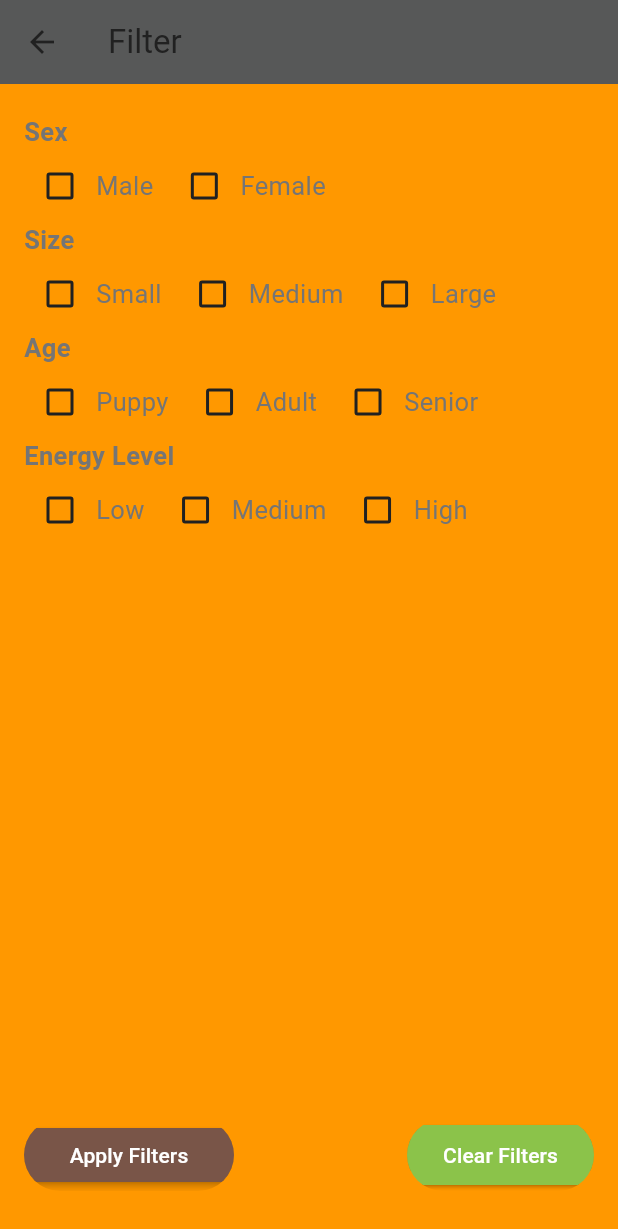
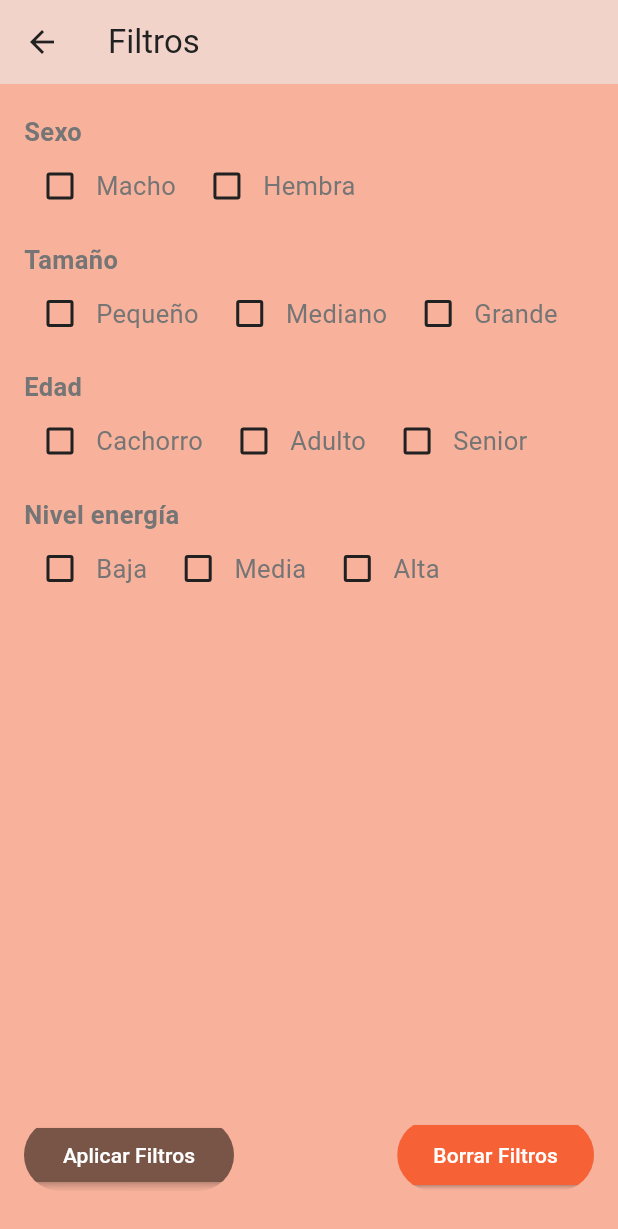
Before and after one commit to nereagorostidi/DogHero, a Flutter app: the FilterScreen screen opened directly with empty values, on a phone screen of 412 x 824 dp. Shown: the top 1229 px of the screen. Run offline on Flutter 3.47's test engine with Material 3 defaults, Android fonts, the phone set to English and light mode, and no system bars; our stand-ins replace cloud_firestore, curved_navigation_bar, firebase_auth, firebase_core, flutter_custom_clippers, font_awesome_flutter and 3 more; missing offline and left inert: mailer; accounts and stored records are empty.

```diff
--- a/lib/UI/filter_screen.dart
+++ b/lib/UI/filter_screen.dart
@@ -57,10 +57,22 @@ class _FilterScreenState extends State<FilterScreen> {
         child: Column(
           crossAxisAlignment: CrossAxisAlignment.start,
           children: [
-            _buildFilterRow("Sex", ['Male', 'Female'], _selectedSex),
-            _buildFilterRow("Size", ['Small', 'Medium', 'Large'], _selectedSize),
-            _buildFilterRow("Age", ['Puppy', 'Adult', 'Senior'], _selectedAge),
-            _buildFilterRow("Energy Level", ['Low', 'Medium', 'High'], _selectedEnergyLevel),
+            _buildFilterRow("Sexo", ['Macho', 'Hembra'], _selectedSex),
+            const SizedBox(
+              height: 13.0,
+            ),
+            _buildFilterRow(
+                "Tamaño", ['Pequeño', 'Mediano', 'Grande'], _selectedSize),
+            const SizedBox(
+              height: 13.0,
+            ),
+            _buildFilterRow(
+                "Edad", ['Cachorro', 'Adulto', 'Senior'], _selectedAge),
+            const SizedBox(
+              height: 13.0,
+            ),
+            _buildFilterRow("Nivel energía", ['Baja', 'Media', 'Alta'],
+                _selectedEnergyLevel),
             const Spacer(),
             Row(
               mainAxisAlignment: MainAxisAlignment.spaceBetween,
@@ -72,7 +84,7 @@ class _FilterScreenState extends State<FilterScreen> {
                     color: Theme.of(context).colorScheme.secondary,
                     textColor: Colors.white,
                     onPressed: _applyFilters, // Clear Filters action
-                    child: const Text('Apply Filters'),
+                    child: const Text('Aplicar Filtros'),
                   ),
                 ),
                 ClipRRect(
@@ -80,10 +92,10 @@ class _FilterScreenState extends State<FilterScreen> {
                   child: ElevatedButton(
                     style: ElevatedButton.styleFrom(
                       foregroundColor: Colors.white,
-                      backgroundColor: Colors.lightGreen,
+                      //backgroundColor: Colors.lightGreen,
                     ),
                     onPressed: _clearFilters, // Clear Filters action
-                    child: const Text('Clear Filters'),
+                    child: const Text('Borrar Filtros'),
                   ),
                 ),
               ],
@@ -95,17 +107,18 @@ class _FilterScreenState extends State<FilterScreen> {
   @override
   Widget build(BuildContext context) {
     return Scaffold(
-        backgroundColor: Colors.orange,
-        appBar: AppBar(
-          backgroundColor: const Color.fromARGB(255, 87, 88, 88),
-          elevation: 0.0,
-          title: const Text('Filter'),
-        ),
-        body: _buildBody(),
+      //backgroundColor: Colors.orange,
+      appBar: AppBar(
+        //backgroundColor: const Color.fromARGB(255, 87, 88, 88),
+        elevation: 0.0,
+        title: const Text('Filtros'),
+      ),
+      body: _buildBody(),
     );
   }
 
-  Widget _buildFilterRow(String title, List<String> values, Set<String> selectedValues) {
+  Widget _buildFilterRow(
+      String title, List<String> values, Set<String> selectedValues) {
     return Column(
       crossAxisAlignment: CrossAxisAlignment.start,
       children: [
@@ -136,5 +149,4 @@ class _FilterScreenState extends State<FilterScreen> {
       ],
     );
   }
-
 }
--- a/lib/UI/home.dart
+++ b/lib/UI/home.dart
@@ -115,12 +115,17 @@ class _HomeState extends State<Home> {
                       key: _bottomNavigationKey,
                       index: _page,
                       animationDuration: const Duration(milliseconds: 200),
+                      backgroundColor: const Color.fromARGB(255, 87, 88, 88),
                       height: 50.0,
                       //backgroundColor: const Color.fromARGB(255, 87, 88, 88),
                       items: const <Widget>[
-                        Icon(Icons.home, size: 30),
-                        Icon(Icons.list, size: 30),
-                        Icon(Icons.add, size: 30),
+                        Icon(
+                          Icons.home,
+                          size: 30,
+                          color: Colors.black45,
+                        ),
+                        Icon(Icons.list, size: 30, color: Colors.black45),
+                        Icon(Icons.add, size: 30, color: Colors.black45),
                       ],
                       onTap: (index) {
                         setState(() {
--- a/lib/config/dark_theme.dart
+++ b/lib/config/dark_theme.dart
@@ -7,7 +7,7 @@ class DarkThemeColors {
   static const Color accentColor =
       Color(0xFF795548); // Marrón para acento y elementos destacados
   static const Color primaryTextColor =
-      Color(0xFFFFFFFF); // Blanco para el texto principal
+      Color.fromARGB(255, 211, 210, 210); // Blanco para el texto principal
   static const Color secondaryTextColor =
       Color.fromARGB(255, 139, 139, 139); // Gris claro para el texto secundario
   static const Color dividerColor =
@@ -18,6 +18,8 @@ class DarkThemeColors {
       Color.fromARGB(255, 92, 61, 54); // Marrón oscuro para el fondo general
   static const Color surfaceColor = Color.fromARGB(
       255, 135, 95, 81); // Marrón medio para superficies elevadas como tarjetas
+  static const Color inputBackgroundColor =
+      Color.fromARGB(255, 50, 50, 50); // Fondo oscuro para cuadros de texto
 }
 
 final ThemeData darkTheme = ThemeData(
@@ -27,7 +29,8 @@ final ThemeData darkTheme = ThemeData(
       .scaffoldBackgroundColor, // Fondo general para el modo oscuro
   textTheme: const TextTheme(
     bodyLarge: TextStyle(color: DarkThemeColors.primaryTextColor),
-    bodyMedium: TextStyle(color: Color.fromARGB(255, 162, 161, 161)),
+    bodyMedium:
+        TextStyle(color: Color.fromARGB(255, 162, 161, 161), fontSize: 20.0),
   ),
   colorScheme: const ColorScheme.dark(
     primary: DarkThemeColors.primaryColor,
@@ -35,8 +38,10 @@ final ThemeData darkTheme = ThemeData(
     surface: DarkThemeColors
         .surfaceColor, // Color para superficies elevadas como tarjetas
     error: DarkThemeColors.dividerColor,
-    onPrimary: Colors.white, // Texto sobre el color primario
-    onSecondary: Colors.white, // Texto sobre el color secundario
+    onPrimary:
+        Color.fromARGB(255, 255, 255, 255), // Texto sobre el color primario
+    onSecondary:
+        Color.fromARGB(255, 255, 255, 255), // Texto sobre el color secundario
     onSurface:
         DarkThemeColors.primaryTextColor, // Texto sobre superficies elevadas
   ),
@@ -73,4 +78,20 @@ final ThemeData darkTheme = ThemeData(
           color: DarkThemeColors.primaryColor), // Borde del botón
     ),
   ),
+  inputDecorationTheme: InputDecorationTheme(
+    filled: true,
+    fillColor:
+        const Color.fromARGB(255, 196, 143, 124), // Fondo del cuadro de texto
+    hintStyle: const TextStyle(
+      color: DarkThemeColors.secondaryTextColor, // Placeholder gris claro
+    ),
+
+    border: OutlineInputBorder(
+      borderRadius: BorderRadius.circular(11.0),
+    ),
+    enabledBorder: OutlineInputBorder(
+      borderRadius: BorderRadius.circular(
+          11.0), // Bordes redondeados al no estar enfocado
+    ),
+  ),
 );
```
Also changed, not shown: lib/UI/dog_details/header/details_header.dart (+12 -9 lines), lib/UI/test.dart (+42 -29 lines).
